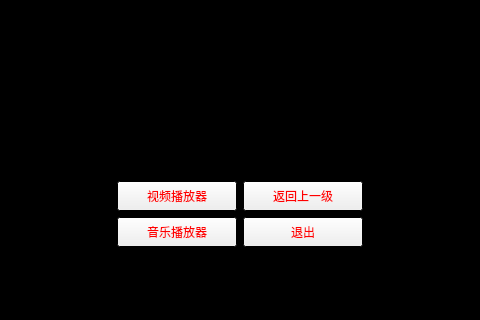
Qt form MediaPlayer/src/mainwidget.ui (KikyoShaw/MediaPlayer) before a commit; both pictures show x 221 to 701 and y 330 to 650 of the 921 by 650 pixel window.
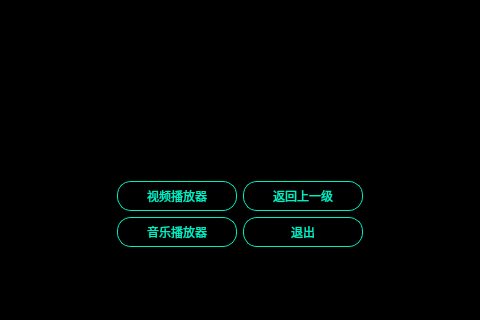
The same form after that commit.

```diff
--- a/MediaPlayer/src/mainwidget.ui
+++ b/MediaPlayer/src/mainwidget.ui
@@ -77,6 +77,15 @@
   <property name="windowTitle">
    <string>媒体播放器</string>
   </property>
+  <property name="styleSheet">
+   <string notr="true">QPushButton{
+	border-radius: 14px;
+	border: 1px solid #01EEC3;
+	font-size: 12px;
+	font-family: 微软雅黑;
+	color: #01EEC3;
+}</string>
+  </property>
   <layout class="QGridLayout" name="gridLayout_2">
    <item row="0" column="0">
     <widget class="QLabel" name="label">
@@ -141,27 +150,36 @@
             <colorrole role="WindowText">
              <brush brushstyle="SolidPattern">
               <color alpha="255">
-               <red>0</red>
-               <green>0</green>
-               <blue>0</blue>
+               <red>1</red>
+               <green>238</green>
+               <blue>195</blue>
               </color>
              </brush>
             </colorrole>
             <colorrole role="Text">
              <brush brushstyle="SolidPattern">
               <color alpha="255">
-               <red>0</red>
-               <green>0</green>
-               <blue>0</blue>
+               <red>1</red>
+               <green>238</green>
+               <blue>195</blue>
               </color>
              </brush>
             </colorrole>
             <colorrole role="ButtonText">
              <brush brushstyle="SolidPattern">
               <color alpha="255">
-               <red>255</red>
-               <green>0</green>
-               <blue>0</blue>
+               <red>1</red>
+               <green>238</green>
+               <blue>195</blue>
+              </color>
+             </brush>
+            </colorrole>
+            <colorrole role="PlaceholderText">
+             <brush brushstyle="NoBrush">
+              <color alpha="128">
+               <red>1</red>
+               <green>238</green>
+               <blue>195</blue>
               </color>
              </brush>
             </colorrole>
@@ -170,27 +188,36 @@
             <colorrole role="WindowText">
              <brush brushstyle="SolidPattern">
               <color alpha="255">
-               <red>0</red>
-               <green>0</green>
-               <blue>0</blue>
+               <red>1</red>
+               <green>238</green>
+               <blue>195</blue>
               </color>
              </brush>
             </colorrole>
             <colorrole role="Text">
              <brush brushstyle="SolidPattern">
               <color alpha="255">
-               <red>0</red>
-               <green>0</green>
-               <blue>0</blue>
+               <red>1</red>
+               <green>238</green>
+               <blue>195</blue>
               </color>
              </brush>
             </colorrole>
             <colorrole role="ButtonText">
              <brush brushstyle="SolidPattern">
               <color alpha="255">
-               <red>255</red>
-               <green>0</green>
-               <blue>0</blue>
+               <red>1</red>
+               <green>238</green>
+               <blue>195</blue>
+              </color>
+             </brush>
+            </colorrole>
+            <colorrole role="PlaceholderText">
+             <brush brushstyle="NoBrush">
+              <color alpha="128">
+               <red>1</red>
+               <green>238</green>
+               <blue>195</blue>
               </color>
              </brush>
             </colorrole>
@@ -199,27 +226,36 @@
             <colorrole role="WindowText">
              <brush brushstyle="SolidPattern">
               <color alpha="255">
-               <red>120</red>
-               <green>120</green>
-               <blue>120</blue>
+               <red>1</red>
+               <green>238</green>
+               <blue>195</blue>
               </color>
              </brush>
             </colorrole>
             <colorrole role="Text">
              <brush brushstyle="SolidPattern">
               <color alpha="255">
-               <red>120</red>
-               <green>120</green>
-               <blue>120</blue>
+               <red>1</red>
+               <green>238</green>
+               <blue>195</blue>
               </color>
              </brush>
             </colorrole>
             <colorrole role="ButtonText">
              <brush brushstyle="SolidPattern">
               <color alpha="255">
-               <red>120</red>
-               <green>120</green>
-               <blue>120</blue>
+               <red>1</red>
+               <green>238</green>
+               <blue>195</blue>
+              </color>
+             </brush>
+            </colorrole>
+            <colorrole role="PlaceholderText">
+             <brush brushstyle="NoBrush">
+              <color alpha="128">
+               <red>1</red>
+               <green>238</green>
+               <blue>195</blue>
               </color>
              </brush>
             </colorrole>
@@ -254,27 +290,36 @@
             <colorrole role="WindowText">
              <brush brushstyle="SolidPattern">
               <color alpha="255">
-               <red>0</red>
-               <green>0</green>
-               <blue>0</blue>
+               <red>1</red>
+               <green>238</green>
+               <blue>195</blue>
               </color>
              </brush>
             </colorrole>
             <colorrole role="Text">
              <brush brushstyle="SolidPattern">
               <color alpha="255">
-               <red>0</red>
-               <green>0</green>
-               <blue>0</blue>
+               <red>1</red>
+               <green>238</green>
+               <blue>195</blue>
               </color>
              </brush>
             </colorrole>
             <colorrole role="ButtonText">
              <brush brushstyle="SolidPattern">
               <color alpha="255">
-               <red>255</red>
-               <green>0</green>
-               <blue>0</blue>
+               <red>1</red>
+               <green>238</green>
+               <blue>195</blue>
+              </color>
+             </brush>
+            </colorrole>
+            <colorrole role="PlaceholderText">
+             <brush brushstyle="NoBrush">
+              <color alpha="128">
+               <red>1</red>
+               <green>238</green>
+               <blue>195</blue>
               </color>
              </brush>
             </colorrole>
@@ -283,27 +328,36 @@
             <colorrole role="WindowText">
              <brush brushstyle="SolidPattern">
               <color alpha="255">
-               <red>0</red>
-               <green>0</green>
-               <blue>0</blue>
+               <red>1</red>
+               <green>238</green>
+               <blue>195</blue>
               </color>
              </brush>
             </colorrole>
             <colorrole role="Text">
              <brush brushstyle="SolidPattern">
               <color alpha="255">
-               <red>0</red>
-               <green>0</green>
-               <blue>0</blue>
+               <red>1</red>
+               <green>238</green>
+               <blue>195</blue>
               </color>
              </brush>
             </colorrole>
             <colorrole role="ButtonText">
              <brush brushstyle="SolidPattern">
               <color alpha="255">
-               <red>255</red>
-               <green>0</green>
-               <blue>0</blue>
+               <red>1</red>
+               <green>238</green>
+               <blue>195</blue>
+              </color>
+             </brush>
+            </colorrole>
+            <colorrole role="PlaceholderText">
+             <brush brushstyle="NoBrush">
+              <color alpha="128">
+               <red>1</red>
+               <green>238</green>
+               <blue>195</blue>
               </color>
              </brush>
             </colorrole>
@@ -312,27 +366,36 @@
             <colorrole role="WindowText">
              <brush brushstyle="SolidPattern">
               <color alpha="255">
-               <red>120</red>
-               <green>120</green>
-               <blue>120</blue>
+               <red>1</red>
+               <green>238</green>
+               <blue>195</blue>
               </color>
              </brush>
             </colorrole>
             <colorrole role="Text">
              <brush brushstyle="SolidPattern">
               <color alpha="255">
-               <red>120</red>
-               <green>120</green>
-               <blue>120</blue>
+               <red>1</red>
+               <green>238</green>
+               <blue>195</blue>
               </color>
              </brush>
             </colorrole>
             <colorrole role="ButtonText">
              <brush brushstyle="SolidPattern">
               <color alpha="255">
-               <red>120</red>
-               <green>120</green>
-               <blue>120</blue>
+               <red>1</red>
+               <green>238</green>
+               <blue>195</blue>
+              </color>
+             </brush>
+            </colorrole>
+            <colorrole role="PlaceholderText">
+             <brush brushstyle="NoBrush">
+              <color alpha="128">
+               <red>1</red>
+               <green>238</green>
+               <blue>195</blue>
               </color>
              </brush>
             </colorrole>
@@ -367,27 +430,36 @@
             <colorrole role="WindowText">
              <brush brushstyle="SolidPattern">
               <color alpha="255">
-               <red>0</red>
-               <green>0</green>
-               <blue>0</blue>
+               <red>1</red>
+               <green>238</green>
+               <blue>195</blue>
               </color>
              </brush>
             </colorrole>
             <colorrole role="Text">
              <brush brushstyle="SolidPattern">
               <color alpha="255">
-               <red>0</red>
-               <green>0</green>
-               <blue>0</blue>
+               <red>1</red>
+               <green>238</green>
+               <blue>195</blue>
               </color>
              </brush>
             </colorrole>
             <colorrole role="ButtonText">
              <brush brushstyle="SolidPattern">
               <color alpha="255">
-               <red>255</red>
-               <green>0</green>
-               <blue>0</blue>
+               <red>1</red>
+               <green>238</green>
+               <blue>195</blue>
+              </color>
+             </brush>
+            </colorrole>
+            <colorrole role="PlaceholderText">
+             <brush brushstyle="NoBrush">
+              <color alpha="128">
+               <red>1</red>
+               <green>238</green>
+               <blue>195</blue>
               </color>
              </brush>
             </colorrole>
@@ -396,27 +468,36 @@
             <colorrole role="WindowText">
              <brush brushstyle="SolidPattern">
               <color alpha="255">
-               <red>0</red>
-               <green>0</green>
-               <blue>0</blue>
+               <red>1</red>
+               <green>238</green>
+               <blue>195</blue>
               </color>
              </brush>
             </colorrole>
             <colorrole role="Text">
              <brush brushstyle="SolidPattern">
               <color alpha="255">
-               <red>0</red>
-               <green>0</green>
-               <blue>0</blue>
+               <red>1</red>
+               <green>238</green>
+               <blue>195</blue>
               </color>
              </brush>
             </colorrole>
             <colorrole role="ButtonText">
              <brush brushstyle="SolidPattern">
               <color alpha="255">
-               <red>255</red>
-               <green>0</green>
-               <blue>0</blue>
+               <red>1</red>
+               <green>238</green>
+               <blue>195</blue>
+              </color>
+             </brush>
+            </colorrole>
+            <colorrole role="PlaceholderText">
+             <brush brushstyle="NoBrush">
+              <color alpha="128">
+               <red>1</red>
+               <green>238</green>
+               <blue>195</blue>
               </color>
              </brush>
             </colorrole>
@@ -425,27 +506,36 @@
             <colorrole role="WindowText">
              <brush brushstyle="SolidPattern">
               <color alpha="255">
-               <red>120</red>
-               <green>120</green>
-               <blue>120</blue>
+               <red>1</red>
+               <green>238</green>
+               <blue>195</blue>
               </color>
              </brush>
             </colorrole>
             <colorrole role="Text">
              <brush brushstyle="SolidPattern">
               <color alpha="255">
-               <red>120</red>
-               <green>120</green>
-               <blue>120</blue>
+               <red>1</red>
+               <green>238</green>
+               <blue>195</blue>
               </color>
              </brush>
             </colorrole>
             <colorrole role="ButtonText">
              <brush brushstyle="SolidPattern">
               <color alpha="255">
-               <red>120</red>
-               <green>120</green>
-               <blue>120</blue>
+               <red>1</red>
+               <green>238</green>
+               <blue>195</blue>
+              </color>
+             </brush>
+            </colorrole>
+            <colorrole role="PlaceholderText">
+             <brush brushstyle="NoBrush">
+              <color alpha="128">
+               <red>1</red>
+               <green>238</green>
+               <blue>195</blue>
               </color>
              </brush>
             </colorrole>
@@ -480,27 +570,36 @@
             <colorrole role="WindowText">
              <brush brushstyle="SolidPattern">
               <color alpha="255">
-               <red>0</red>
-               <green>0</green>
-               <blue>0</blue>
+               <red>1</red>
+               <green>238</green>
+               <blue>195</blue>
               </color>
              </brush>
             </colorrole>
             <colorrole role="Text">
              <brush brushstyle="SolidPattern">
               <color alpha="255">
-               <red>0</red>
-               <green>0</green>
-               <blue>0</blue>
+               <red>1</red>
+               <green>238</green>
+               <blue>195</blue>
               </color>
              </brush>
             </colorrole>
             <colorrole role="ButtonText">
              <brush brushstyle="SolidPattern">
               <color alpha="255">
-               <red>255</red>
-               <green>0</green>
-               <blue>0</blue>
+               <red>1</red>
+               <green>238</green>
+               <blue>195</blue>
+              </color>
+             </brush>
+            </colorrole>
+            <colorrole role="PlaceholderText">
+             <brush brushstyle="NoBrush">
+              <color alpha="128">
+               <red>1</red>
+               <green>238</green>
+               <blue>195</blue>
               </color>
              </brush>
             </colorrole>
@@ -509,27 +608,36 @@
             <colorrole role="WindowText">
              <brush brushstyle="SolidPattern">
               <color alpha="255">
-               <red>0</red>
-               <green>0</green>
-               <blue>0</blue>
+               <red>1</red>
+               <green>238</green>
+               <blue>195</blue>
               </color>
              </brush>
             </colorrole>
             <colorrole role="Text">
              <brush brushstyle="SolidPattern">
               <color alpha="255">
-               <red>0</red>
-               <green>0</green>
-               <blue>0</blue>
+               <red>1</red>
+               <green>238</green>
+               <blue>195</blue>
               </color>
              </brush>
             </colorrole>
             <colorrole role="ButtonText">
              <brush brushstyle="SolidPattern">
               <color alpha="255">
-               <red>255</red>
-               <green>0</green>
-               <blue>0</blue>
+               <red>1</red>
+               <green>238</green>
+               <blue>195</blue>
+              </color>
+             </brush>
+            </colorrole>
+            <colorrole role="PlaceholderText">
+             <brush brushstyle="NoBrush">
+              <color alpha="128">
+               <red>1</red>
+               <green>238</green>
+               <blue>195</blue>
               </color>
              </brush>
             </colorrole>
@@ -538,27 +646,36 @@
             <colorrole role="WindowText">
              <brush brushstyle="SolidPattern">
               <color alpha="255">
-               <red>120</red>
-               <green>120</green>
-               <blue>120</blue>
+               <red>1</red>
+               <green>238</green>
+               <blue>195</blue>
               </color>
              </brush>
             </colorrole>
             <colorrole role="Text">
              <brush brushstyle="SolidPattern">
               <color alpha="255">
-               <red>120</red>
-               <green>120</green>
-               <blue>120</blue>
+               <red>1</red>
+               <green>238</green>
+               <blue>195</blue>
               </color>
              </brush>
             </colorrole>
             <colorrole role="ButtonText">
              <brush brushstyle="SolidPattern">
               <color alpha="255">
-               <red>120</red>
-               <green>120</green>
-               <blue>120</blue>
+               <red>1</red>
+               <green>238</green>
+               <blue>195</blue>
+              </color>
+             </brush>
+            </colorrole>
+            <colorrole role="PlaceholderText">
+             <brush brushstyle="NoBrush">
+              <color alpha="128">
+               <red>1</red>
+               <green>238</green>
+               <blue>195</blue>
               </color>
              </brush>
             </colorrole>
```
Left out of the diff: 12 changed lines with no effect on the pictures.
